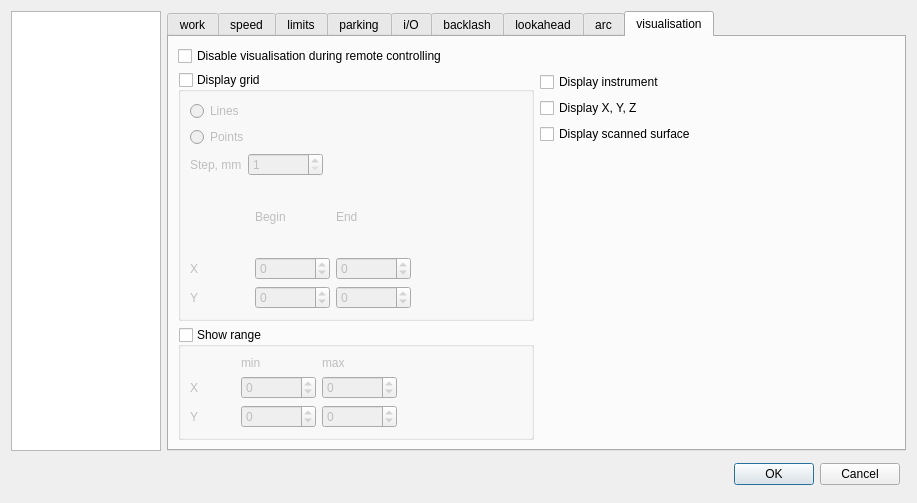
Above: sources/forms/Settings.ui from eduard-x/cnc-qt before the change. Below: the same form after it.
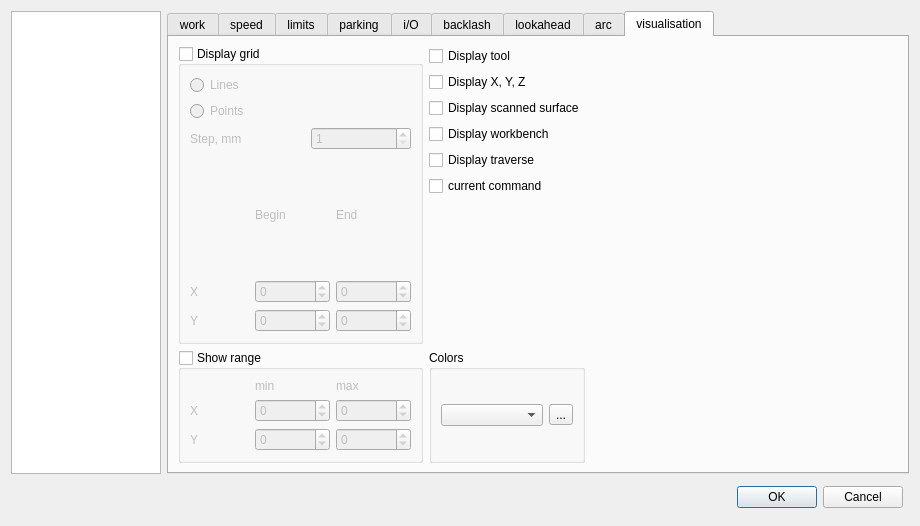
That is the form after the change.

Commit message: options for custom visualisation colors

Diff of the .ui file:
```diff
--- a/sources/forms/Settings.ui
+++ b/sources/forms/Settings.ui
@@ -6,8 +6,8 @@
    <rect>
     <x>0</x>
     <y>0</y>
-    <width>917</width>
-    <height>503</height>
+    <width>920</width>
+    <height>526</height>
    </rect>
   </property>
   <property name="sizePolicy">
@@ -2282,8 +2282,14 @@
          <string>visualisation</string>
         </attribute>
         <layout class="QGridLayout" name="gridLayout_19">
-         <item row="1" column="0">
+         <item row="0" column="0">
           <widget class="QGroupBox" name="groupBoxGrid">
+           <property name="sizePolicy">
+            <sizepolicy hsizetype="Minimum" vsizetype="Preferred">
+             <horstretch>0</horstretch>
+             <verstretch>0</verstretch>
+            </sizepolicy>
+           </property>
            <property name="title">
             <string>Display grid</string>
            </property>
@@ -2301,43 +2307,6 @@
               </property>
              </widget>
             </item>
-            <item row="2" column="0" colspan="3">
-             <layout class="QHBoxLayout" name="horizontalLayout_3">
-              <item>
-               <widget class="QLabel" name="labelStep">
-                <property name="text">
-                 <string>Step, mm</string>
-                </property>
-               </widget>
-              </item>
-              <item>
-               <widget class="QSpinBox" name="spinBoxGrid">
-                <property name="minimumSize">
-                 <size>
-                  <width>75</width>
-                  <height>0</height>
-                 </size>
-                </property>
-                <property name="minimum">
-                 <number>1</number>
-                </property>
-               </widget>
-              </item>
-              <item>
-               <spacer name="horizontalSpacer_2">
-                <property name="orientation">
-                 <enum>Qt::Horizontal</enum>
-                </property>
-                <property name="sizeHint" stdset="0">
-                 <size>
-                  <width>40</width>
-                  <height>20</height>
-                 </size>
-                </property>
-               </spacer>
-              </item>
-             </layout>
-            </item>
             <item row="3" column="1">
              <widget class="QLabel" name="labelBeg">
               <property name="text">
@@ -2449,62 +2418,47 @@
               </property>
              </widget>
             </item>
-            <item row="3" column="3">
-             <spacer name="horizontalSpacer_6">
-              <property name="orientation">
-               <enum>Qt::Horizontal</enum>
-              </property>
-              <property name="sizeHint" stdset="0">
-               <size>
-                <width>40</width>
-                <height>20</height>
-               </size>
-              </property>
-             </spacer>
+            <item row="2" column="0" colspan="3">
+             <layout class="QHBoxLayout" name="horizontalLayout_3">
+              <item>
+               <widget class="QLabel" name="labelStep">
+                <property name="text">
+                 <string>Step, mm</string>
+                </property>
+               </widget>
+              </item>
+              <item>
+               <widget class="QSpinBox" name="spinBoxGrid">
+                <property name="minimumSize">
+                 <size>
+                  <width>75</width>
+                  <height>0</height>
+                 </size>
+                </property>
+                <property name="maximumSize">
+                 <size>
+                  <width>100</width>
+                  <height>16777215</height>
+                 </size>
+                </property>
+                <property name="minimum">
+                 <number>1</number>
+                </property>
+               </widget>
+              </item>
+             </layout>
             </item>
            </layout>
           </widget>
          </item>
-         <item row="1" column="1">
-          <layout class="QVBoxLayout" name="verticalLayout">
-           <item>
-            <widget class="QCheckBox" name="checkBoxInstr">
-             <property name="text">
-              <string>Display instrument</string>
-             </property>
-            </widget>
-           </item>
-           <item>
-            <widget class="QCheckBox" name="checkBoxXYZ">
-             <property name="text">
-              <string>Display X, Y, Z</string>
-             </property>
-            </widget>
-           </item>
-           <item>
-            <widget class="QCheckBox" name="checkBoxSurface">
-             <property name="text">
-              <string>Display scanned surface</string>
-             </property>
-            </widget>
-           </item>
-           <item>
-            <spacer name="verticalSpacer_4">
-             <property name="orientation">
-              <enum>Qt::Vertical</enum>
-             </property>
-             <property name="sizeHint" stdset="0">
-              <size>
-               <width>20</width>
-               <height>40</height>
-              </size>
-             </property>
-            </spacer>
-           </item>
-          </layout>
-         </item>
-         <item row="2" column="0">
+         <item row="1" column="0">
           <widget class="QGroupBox" name="groupBoxShowRang">
+           <property name="sizePolicy">
+            <sizepolicy hsizetype="Minimum" vsizetype="Preferred">
+             <horstretch>0</horstretch>
+             <verstretch>0</verstretch>
+            </sizepolicy>
+           </property>
            <property name="title">
             <string>Show range</string>
            </property>
@@ -2619,23 +2573,10 @@
               </property>
              </widget>
             </item>
-            <item row="1" column="3">
-             <spacer name="horizontalSpacer_10">
-              <property name="orientation">
-               <enum>Qt::Horizontal</enum>
-              </property>
-              <property name="sizeHint" stdset="0">
-               <size>
-                <width>40</width>
-                <height>20</height>
-               </size>
-              </property>
-             </spacer>
-            </item>
            </layout>
           </widget>
          </item>
-         <item row="2" column="1">
+         <item row="1" column="3">
           <spacer name="horizontalSpacer_13">
            <property name="orientation">
             <enum>Qt::Horizontal</enum>
@@ -2648,11 +2589,88 @@
            </property>
           </spacer>
          </item>
-         <item row="0" column="0" colspan="2">
-          <widget class="QCheckBox" name="checkDisableIfSSH">
-           <property name="text">
-            <string>Disable visualisation during remote controlling</string>
+         <item row="0" column="1" colspan="2">
+          <layout class="QVBoxLayout" name="verticalLayout">
+           <item>
+            <widget class="QCheckBox" name="checkBoxInstr">
+             <property name="text">
+              <string>Display tool</string>
+             </property>
+            </widget>
+           </item>
+           <item>
+            <widget class="QCheckBox" name="checkBoxXYZ">
+             <property name="text">
+              <string>Display X, Y, Z</string>
+             </property>
+            </widget>
+           </item>
+           <item>
+            <widget class="QCheckBox" name="checkBoxSurface">
+             <property name="text">
+              <string>Display scanned surface</string>
+             </property>
+            </widget>
+           </item>
+           <item>
+            <widget class="QCheckBox" name="checkBox_9">
+             <property name="text">
+              <string>Display workbench</string>
+             </property>
+            </widget>
+           </item>
+           <item>
+            <widget class="QCheckBox" name="checkBox_10">
+             <property name="text">
+              <string>Display traverse</string>
+             </property>
+            </widget>
+           </item>
+           <item>
+            <widget class="QCheckBox" name="checkBox_11">
+             <property name="text">
+              <string>current command</string>
+             </property>
+            </widget>
+           </item>
+           <item>
+            <spacer name="verticalSpacer_4">
+             <property name="orientation">
+              <enum>Qt::Vertical</enum>
+             </property>
+             <property name="sizeHint" stdset="0">
+              <size>
+               <width>20</width>
+               <height>40</height>
+              </size>
+             </property>
+            </spacer>
+           </item>
+          </layout>
+         </item>
+         <item row="1" column="1" colspan="2">
+          <widget class="QGroupBox" name="groupBoxColors">
+           <property name="sizePolicy">
+            <sizepolicy hsizetype="Minimum" vsizetype="Preferred">
+             <horstretch>0</horstretch>
+             <verstretch>0</verstretch>
+            </sizepolicy>
            </property>
+           <property name="title">
+            <string>Colors</string>
+           </property>
+           <layout class="QGridLayout" name="gridLayout_20">
+            <item row="0" column="0">
+             <widget class="QComboBox" name="comboColor"/>
+            </item>
+            <item row="0" column="1">
+             <widget class="QToolButton" name="toolSelectColor">
+              <property name="text">
+               <string>...</string>
+              </property>
+             </widget>
+            </item>
+           </layout>
           </widget>
          </item>
         </layout>
```
The commit also changes 19 other files.
